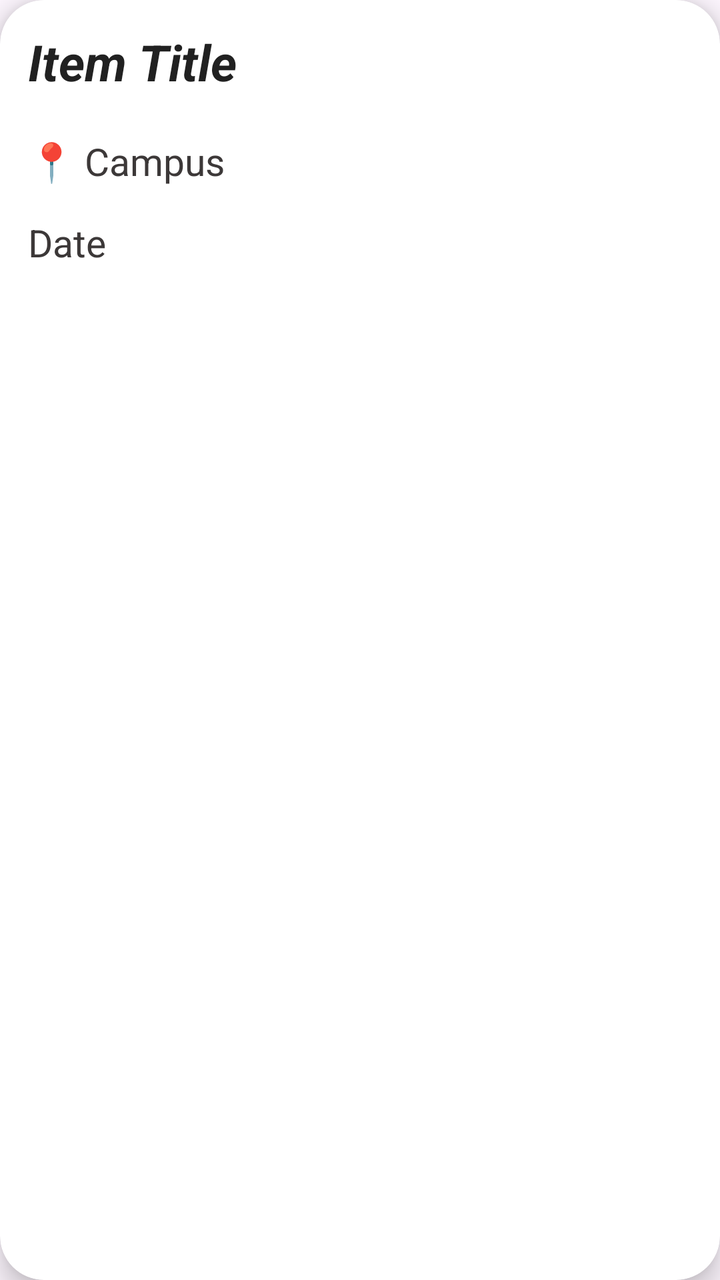
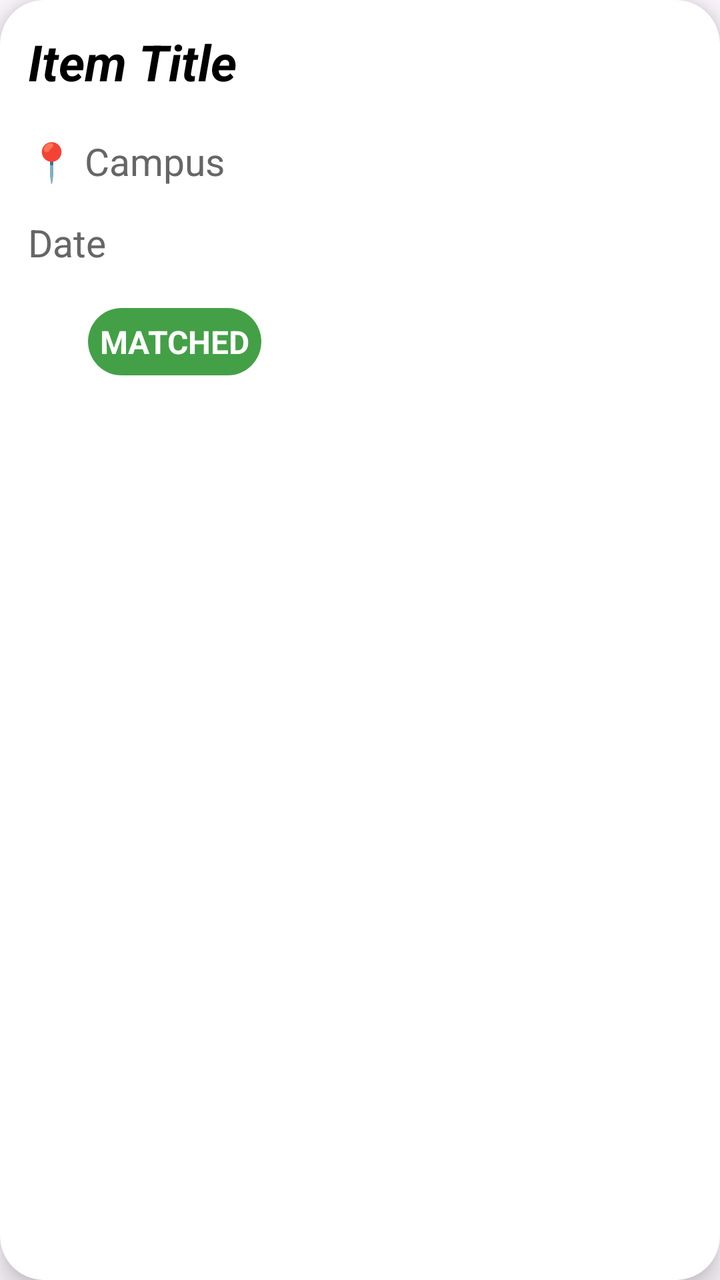

Compare the two renders of this Android layout. The source of the first and the diff that turns it into the second are given below.
<!-- AndroidManifest.xml: application theme Theme.LostandFound -->
<!-- res/layout/item_card.xml -->
<?xml version="1.0" encoding="utf-8"?>
<androidx.cardview.widget.CardView
    xmlns:android="http://schemas.android.com/apk/res/android"
    xmlns:card_view="http://schemas.android.com/apk/res-auto"

    android:layout_width="170dp"
    android:layout_height="match_parent"
    android:layout_marginEnd="12dp"

    card_view:cardCornerRadius="22dp"
    card_view:cardElevation="8dp">

    <LinearLayout
        android:layout_width="match_parent"
        android:layout_height="278dp"
        android:orientation="vertical"
        android:padding="14dp">

        
        <LinearLayout
            android:layout_width="match_parent"
            android:layout_height="wrap_content"
            android:orientation="horizontal">

            
            <TextView
                android:id="@+id/title"
                android:layout_width="wrap_content"
                android:layout_height="wrap_content"
                android:layout_marginBottom="10dp"
                android:layout_weight="1"
                android:text="Item Title"
                android:textColor="#212121"
                android:textSize="25sp"
                android:textStyle="bold|italic" />


        </LinearLayout>
       
        

        <TextView
            android:id="@+id/location"
            android:layout_width="wrap_content"
            android:layout_height="wrap_content"
            android:layout_marginTop="10dp"
            android:layout_marginBottom="5dp"
            android:text="📍 Campus"
            android:textColor="#3C3838"
            android:textSize="19sp" />

        <TextView
            android:id="@+id/date"
            android:layout_width="wrap_content"
            android:layout_height="wrap_content"
            android:layout_marginTop="10dp"
            android:layout_marginBottom="15dp"
            android:text="Date"
            android:textColor="#3C3838"
            android:textSize="19sp" />

        
        <TextView
            android:id="@+id/status"
            android:layout_width="wrap_content"
            android:layout_height="wrap_content"
            android:layout_marginStart="30dp"
            android:layout_marginTop="5dp"
            android:background="@drawable/status_bg"
            android:padding="6dp"
            android:text="MATCHED"
            android:textColor="#FFFFFF"
            android:textSize="16sp"
            android:textStyle="bold" />
    </LinearLayout>

</androidx.cardview.widget.CardView>
<!-- resources referenced by this layout -->
<resources>
  <!-- drawable status_bg (drawable) -->
  <?xml version="1.0" encoding="utf-8"?>
  <selector xmlns:android="http://schemas.android.com/apk/res/android">
  
  <shape xmlns:android="http://schemas.android.com/apk/res/android">
      <corners android:radius="20dp"/>
      <solid android:color="#43A047"/> 
  </shape>
      
  </selector>
  <style name="Theme.LostandFound" parent="Base.Theme.LostandFound" />
  <style name="Base.Theme.LostandFound" parent="Theme.Material3.DayNight.NoActionBar">
          
          
      </style>
</resources>

<!-- the commit's change to res/layout/item_card.xml (unified diff, before → after) -->
@@ -8,7 +8,8 @@
     android:layout_marginEnd="12dp"
 
     card_view:cardCornerRadius="22dp"
-    card_view:cardElevation="8dp">
+    card_view:cardElevation="8dp"
+    card_view:cardBackgroundColor="@color/card">
 
     <LinearLayout
         android:layout_width="match_parent"
@@ -30,7 +31,7 @@
                 android:layout_marginBottom="10dp"
                 android:layout_weight="1"
                 android:text="Item Title"
-                android:textColor="#212121"
+                android:textColor="@color/text_primary"
                 android:textSize="25sp"
                 android:textStyle="bold|italic" />
 
@@ -46,7 +47,7 @@
             android:layout_marginTop="10dp"
             android:layout_marginBottom="5dp"
             android:text="📍 Campus"
-            android:textColor="#3C3838"
+            android:textColor="@color/text_secondary"
             android:textSize="19sp" />
 
         <TextView
@@ -56,7 +57,7 @@
             android:layout_marginTop="10dp"
             android:layout_marginBottom="15dp"
             android:text="Date"
-            android:textColor="#3C3838"
+            android:textColor="@color/text_secondary"
             android:textSize="19sp" />
 
         
<!-- resource entries referenced after the edit -->
@@ -1,14 +1,19 @@
 <!-- resources referenced by this layout -->
 <resources>
+  <color name="card">#FFFFFF</color>
+  <color name="text_primary">#000000</color>
+  <color name="text_secondary">#666666</color>
   <!-- drawable status_bg (drawable) -->
   <?xml version="1.0" encoding="utf-8"?>
   <selector xmlns:android="http://schemas.android.com/apk/res/android">
   
-  <shape xmlns:android="http://schemas.android.com/apk/res/android">
-      <corners android:radius="20dp"/>
-      <solid android:color="#43A047"/> 
-  </shape>
-      
+      <item>
+          <shape>
+              <corners android:radius="20dp"/>
+              <solid android:color="#43A047"/>
+          </shape>
+      </item>
+  
   </selector>
   <style name="Theme.LostandFound" parent="Base.Theme.LostandFound" />
   <style name="Base.Theme.LostandFound" parent="Theme.Material3.DayNight.NoActionBar">
